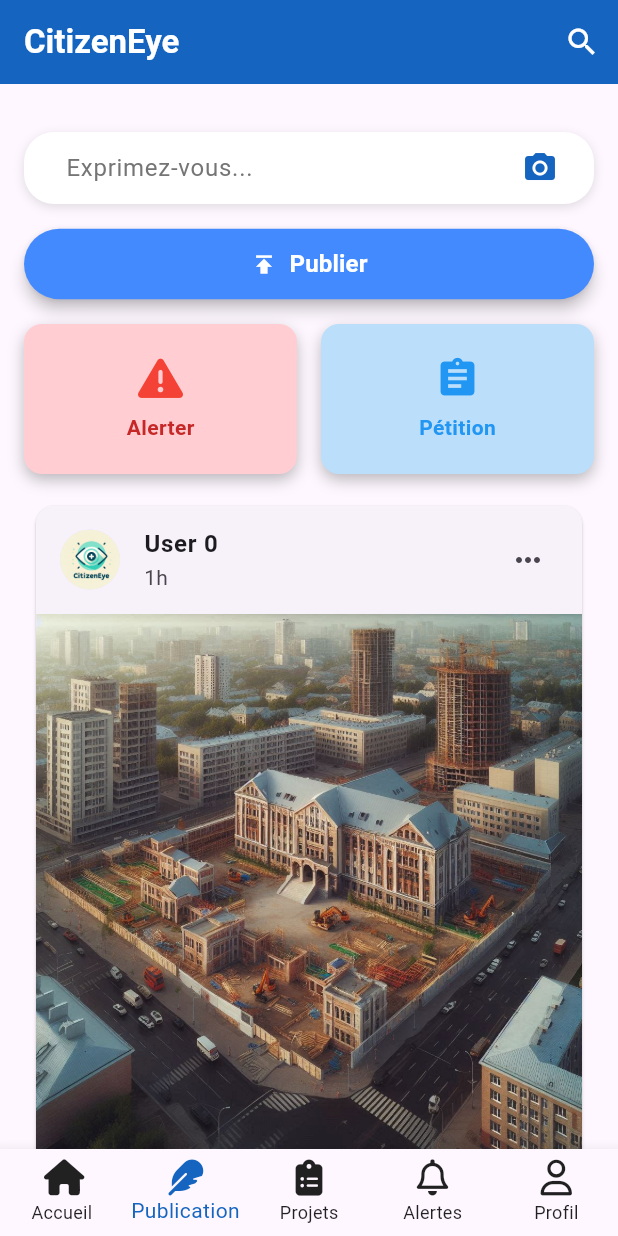
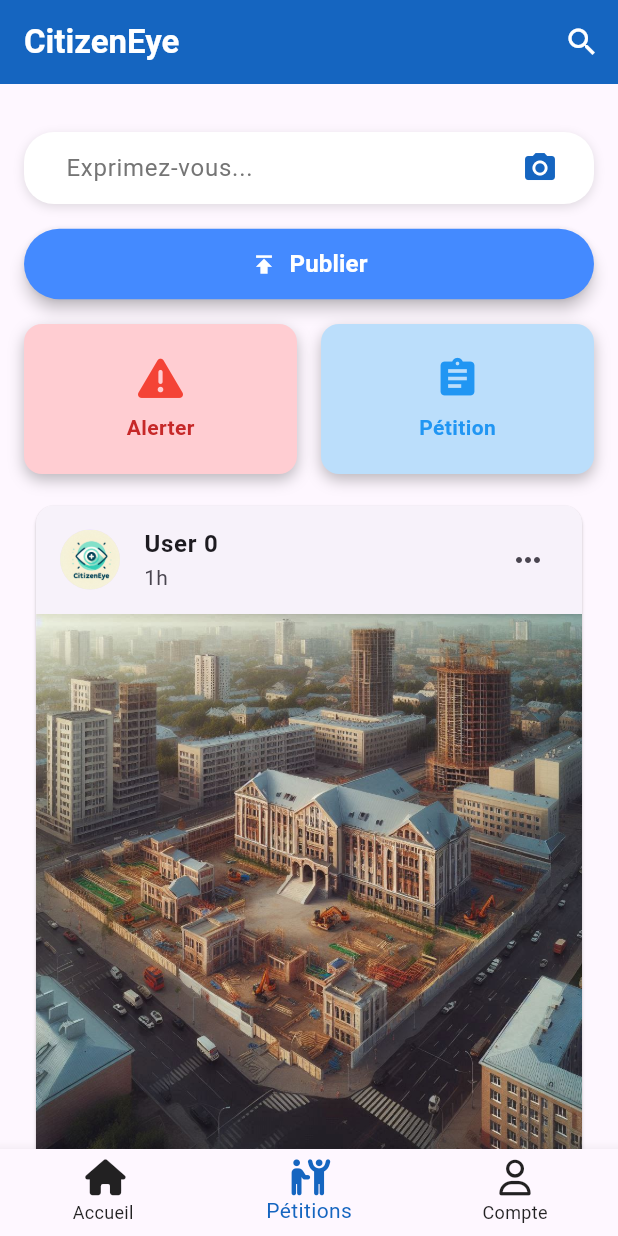
Before and after one commit to Ericbad7/citizen-eye-mobile, a Flutter app: the IndexScreen screen opened directly, item 2 of the bottom bar chosen, on a phone screen of 412 x 824 dp. Run offline on Flutter 3.47's test engine with Material 3 defaults, Android fonts, the light colour scheme and no system bars; our stand-ins replace flutter_spinkit, font_awesome_flutter, geocoding, geolocator, get, image_picker and 2 more; accounts and stored records are empty; network calls fail.

```diff
--- a/lib/ui/screens/index_screen.dart
+++ b/lib/ui/screens/index_screen.dart
@@ -1,8 +1,6 @@
-import 'package:citizeneye/ui/screens/notification_screen.dart';
 import 'package:citizeneye/ui/screens/home_screen.dart';
 import 'package:citizeneye/ui/screens/post_screen.dart';
 import 'package:citizeneye/ui/screens/profile_screen.dart';
-import 'package:citizeneye/ui/screens/project_screen.dart';
 import 'package:flutter/material.dart';
 import 'package:font_awesome_flutter/font_awesome_flutter.dart';
 
@@ -19,8 +17,6 @@ class _IndexScreenState extends State<IndexScreen> {
   static final List<Widget> _pages = <Widget>[
     const HomeScreen(),
     const PostScreen(),
-    const ProjectScreen(),
-    const AlertScreen(),
     const ProfileScreen(),
   ];
 
@@ -40,30 +36,21 @@ class _IndexScreenState extends State<IndexScreen> {
         type: BottomNavigationBarType.fixed,
         items: const <BottomNavigationBarItem>[
           BottomNavigationBarItem(
-            icon: Icon(FontAwesomeIcons.house), // Icône Accueil
+            icon: Icon(FontAwesomeIcons.house),
             label: 'Accueil',
           ),
           BottomNavigationBarItem(
-            icon: Icon(FontAwesomeIcons.feather), // Icône Accueil
-            label: 'Publication',
+            icon: Icon(FontAwesomeIcons.peopleRobbery),
+            label: 'Pétitions',
           ),
           BottomNavigationBarItem(
-            icon: Icon(FontAwesomeIcons.clipboardList), // Icône Projets
-            label: 'Projets',
-          ),
-          BottomNavigationBarItem(
-            icon: Icon(FontAwesomeIcons.bell), // Icône Alertes
-            label: 'Alertes',
-          ),
-          BottomNavigationBarItem(
-            icon: Icon(FontAwesomeIcons.user), // Icône Profil
-            label: 'Profil',
+            icon: Icon(FontAwesomeIcons.user),
+            label: 'Compte',
           ),
         ],
         currentIndex: _selectedIndex,
-        selectedItemColor: Colors.blue[800], // Couleur de l'élément sélectionné
-        unselectedItemColor:
-            Colors.black87, // Couleur des éléments non sélectionnés
+        selectedItemColor: Colors.blue[800],
+        unselectedItemColor: Colors.black87,
         onTap: _onItemTapped,
       ),
     );
```
Also changed, not shown: lib/data/repositories/like_repository.dart (+15 -14 lines), lib/logic/services/project_service.dart (+75 -0 lines), lib/ui/screens/home_screen.dart (+6 -15 lines), lib/utils/helpers/date_helper.dart (+25 -0 lines).
